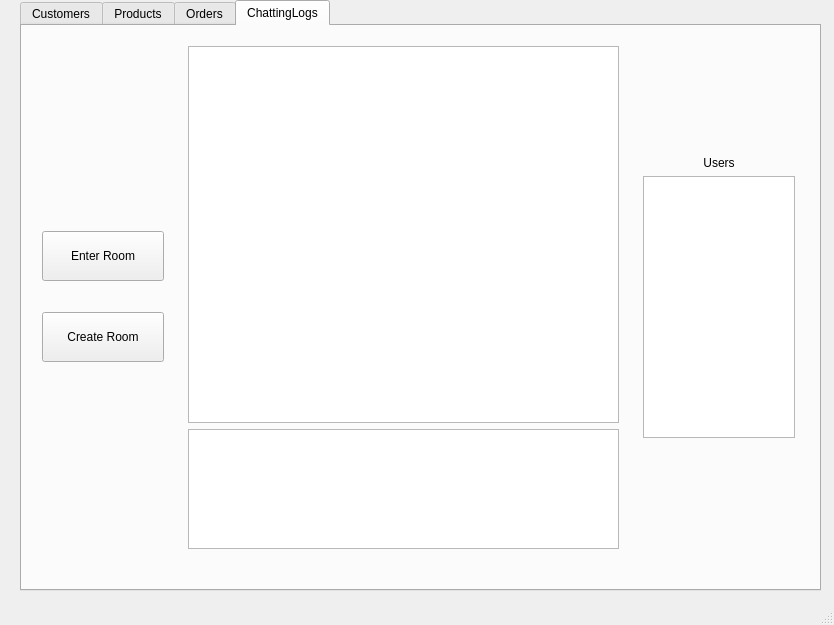
This is server.ui in Henry93s/koradin as Qt 5 draws it before an edit. The edited form follows.
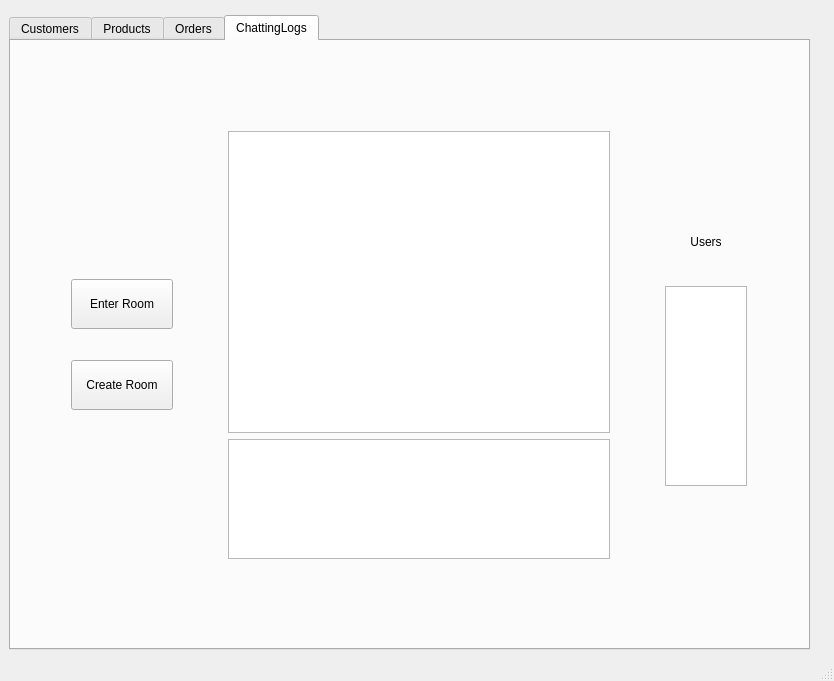
This is the edited form. Custom widgets are drawn as their Qt base class.

```diff
--- a/server.ui
+++ b/server.ui
@@ -7,22 +7,23 @@
     <x>0</x>
     <y>0</y>
     <width>834</width>
-    <height>625</height>
+    <height>681</height>
    </rect>
   </property>
   <property name="windowTitle">
    <string>MainWindow</string>
   </property>
   <widget class="QWidget" name="centralwidget">
+   <layout class="QVBoxLayout" name="verticalLayout_5">
+    <item>
+     <widget class="QSplitter" name="splitter_2">
+      <property name="orientation">
+       <enum>Qt::Orientation::Horizontal</enum>
+      </property>
+     </widget>
+    </item>
+    <item>
    <widget class="QTabWidget" name="tabWidget">
-    <property name="geometry">
-     <rect>
-      <x>20</x>
-      <y>0</y>
-      <width>801</width>
-      <height>591</height>
-     </rect>
-    </property>
     <property name="minimumSize">
      <size>
       <width>801</width>
@@ -537,14 +538,20 @@
      <attribute name="title">
       <string>ChattingLogs</string>
      </attribute>
+       <layout class="QHBoxLayout" name="horizontalLayout_2">
+        <item>
      <widget class="QStackedWidget" name="Chatting">
-      <property name="geometry">
-       <rect>
-        <x>0</x>
-        <y>0</y>
-        <width>791</width>
-        <height>541</height>
-       </rect>
+          <property name="sizePolicy">
+           <sizepolicy hsizetype="Expanding" vsizetype="Expanding">
+            <horstretch>0</horstretch>
+            <verstretch>0</verstretch>
+           </sizepolicy>
+          </property>
+          <property name="maximumSize">
+           <size>
+            <width>16777215</width>
+            <height>480</height>
+           </size>
       </property>
       <widget class="QWidget" name="ChattingPage1">
        <layout class="QHBoxLayout" name="horizontalLayout">
@@ -564,7 +571,7 @@
           </property>
           <property name="maximumSize">
            <size>
-            <width>140</width>
+                <width>120</width>
             <height>200</height>
            </size>
           </property>
@@ -613,26 +620,38 @@
         <item>
          <widget class="QWidget" name="widget_5" native="true">
           <property name="sizePolicy">
-           <sizepolicy hsizetype="Maximum" vsizetype="Preferred">
+               <sizepolicy hsizetype="Maximum" vsizetype="Maximum">
             <horstretch>0</horstretch>
             <verstretch>0</verstretch>
            </sizepolicy>
           </property>
           <property name="maximumSize">
            <size>
-            <width>900</width>
-            <height>16777215</height>
+                <width>400</width>
+                <height>450</height>
            </size>
           </property>
           <layout class="QVBoxLayout" name="verticalLayout_4">
+               <property name="topMargin">
+                <number>11</number>
+               </property>
+               <property name="bottomMargin">
+                <number>11</number>
+               </property>
            <item>
             <widget class="QListWidget" name="roomList">
              <property name="sizePolicy">
-              <sizepolicy hsizetype="Maximum" vsizetype="Maximum">
+                  <sizepolicy hsizetype="Expanding" vsizetype="Maximum">
                <horstretch>0</horstretch>
                <verstretch>0</verstretch>
               </sizepolicy>
              </property>
+                 <property name="minimumSize">
+                  <size>
+                   <width>0</width>
+                   <height>100</height>
+                  </size>
+                 </property>
              <property name="maximumSize">
               <size>
                <width>800</width>
@@ -651,7 +670,7 @@
              </property>
              <property name="maximumSize">
               <size>
-               <width>16777215</width>
+                   <width>800</width>
                <height>120</height>
               </size>
              </property>
@@ -670,13 +689,34 @@
           </property>
           <property name="maximumSize">
            <size>
-            <width>170</width>
+                <width>100</width>
             <height>300</height>
            </size>
           </property>
           <layout class="QVBoxLayout" name="verticalLayout_2">
+               <property name="spacing">
+                <number>7</number>
+               </property>
            <item>
             <widget class="QLabel" name="label_4">
+                 <property name="sizePolicy">
+                  <sizepolicy hsizetype="Preferred" vsizetype="Minimum">
+                   <horstretch>0</horstretch>
+                   <verstretch>0</verstretch>
+                  </sizepolicy>
+                 </property>
+                 <property name="minimumSize">
+                  <size>
+                   <width>0</width>
+                   <height>50</height>
+                  </size>
+                 </property>
+                 <property name="maximumSize">
+                  <size>
+                   <width>16777215</width>
+                   <height>100</height>
+                  </size>
+                 </property>
              <property name="text">
               <string>Users</string>
              </property>
@@ -686,7 +726,26 @@
             </widget>
            </item>
            <item>
-            <widget class="QListWidget" name="userList"/>
+                <widget class="QListWidget" name="userList">
+                 <property name="sizePolicy">
+                  <sizepolicy hsizetype="Maximum" vsizetype="Maximum">
+                   <horstretch>0</horstretch>
+                   <verstretch>0</verstretch>
+                  </sizepolicy>
+                 </property>
+                 <property name="minimumSize">
+                  <size>
+                   <width>30</width>
+                   <height>200</height>
+                  </size>
+                 </property>
+                 <property name="maximumSize">
+                  <size>
+                   <width>400</width>
+                   <height>400</height>
+                  </size>
+                 </property>
+                </widget>
            </item>
           </layout>
          </widget>
@@ -694,21 +753,12 @@
        </layout>
       </widget>
      </widget>
-    </widget>
-   </widget>
-   <widget class="QSplitter" name="splitter_2">
-    <property name="geometry">
-     <rect>
-      <x>0</x>
-      <y>0</y>
-      <width>0</width>
-      <height>0</height>
-     </rect>
-    </property>
-    <property name="orientation">
-     <enum>Qt::Orientation::Horizontal</enum>
-    </property>
-   </widget>
+        </item>
+       </layout>
+      </widget>
+     </widget>
+    </item>
+   </layout>
   </widget>
   <widget class="QMenuBar" name="menubar">
    <property name="geometry">
```
Left out of the diff: 2 changed lines with no effect on the pictures. Lines whose indentation alone changed are shown as unchanged.
